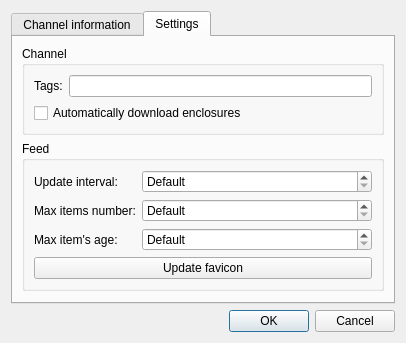
First picture: the form in src/plugins/aggregator/feedsettings.ui, repository 0xd34df00d/leechcraft, before the edit.
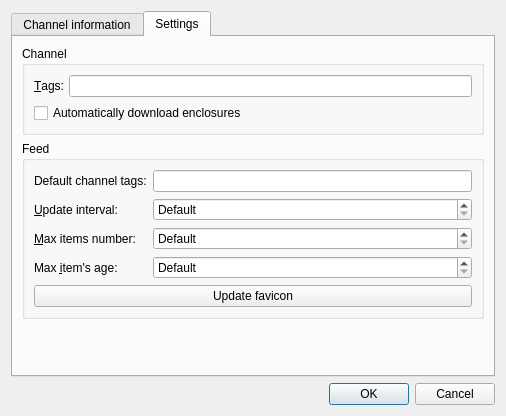
Second picture: the form after the edit. The open tabs and pages were chosen to show the change. Icons and pictures are not drawn. Custom widgets are drawn as their Qt base class.

Commit message: [Aggregator] Expose feed tags in FeedSettings

```diff
--- a/src/plugins/aggregator/feedsettings.ui
+++ b/src/plugins/aggregator/feedsettings.ui
@@ -6,8 +6,8 @@
    <rect>
     <x>0</x>
     <y>0</y>
-    <width>406</width>
-    <height>334</height>
+    <width>506</width>
+    <height>416</height>
    </rect>
   </property>
   <property name="windowTitle">
@@ -142,7 +142,7 @@
             <item row="0" column="0">
              <widget class="QLabel" name="label">
               <property name="text">
-               <string>Tags:</string>
+               <string>&amp;Tags:</string>
               </property>
               <property name="buddy">
                <cstring>ChannelTags_</cstring>
@@ -173,17 +173,17 @@
           <property name="fieldGrowthPolicy">
            <enum>QFormLayout::AllNonFixedFieldsGrow</enum>
           </property>
-          <item row="0" column="0">
+          <item row="1" column="0">
            <widget class="QLabel" name="label_3">
             <property name="text">
-             <string>Update interval:</string>
+             <string>&amp;Update interval:</string>
             </property>
             <property name="buddy">
              <cstring>UpdateInterval_</cstring>
             </property>
            </widget>
           </item>
-          <item row="0" column="1">
+          <item row="1" column="1">
            <widget class="QSpinBox" name="UpdateInterval_">
             <property name="specialValueText">
              <string>Default</string>
@@ -199,17 +199,17 @@
             </property>
            </widget>
           </item>
-          <item row="1" column="0">
+          <item row="2" column="0">
            <widget class="QLabel" name="label_6">
             <property name="text">
-             <string>Max items number:</string>
+             <string>&amp;Max items number:</string>
             </property>
             <property name="buddy">
              <cstring>NumItems_</cstring>
             </property>
            </widget>
           </item>
-          <item row="1" column="1">
+          <item row="2" column="1">
            <widget class="QSpinBox" name="NumItems_">
             <property name="specialValueText">
              <string>Default</string>
@@ -222,17 +222,17 @@
             </property>
            </widget>
           </item>
-          <item row="2" column="0">
+          <item row="3" column="0">
            <widget class="QLabel" name="label_7">
             <property name="text">
-             <string>Max item's age:</string>
+             <string>Max &amp;item's age:</string>
             </property>
             <property name="buddy">
              <cstring>ItemAge_</cstring>
             </property>
            </widget>
           </item>
-          <item row="2" column="1">
+          <item row="3" column="1">
            <widget class="QSpinBox" name="ItemAge_">
             <property name="specialValueText">
              <string>Default</string>
@@ -245,13 +245,23 @@
             </property>
            </widget>
           </item>
-          <item row="3" column="0" colspan="2">
+          <item row="4" column="0" colspan="2">
            <widget class="QPushButton" name="UpdateFavicon_">
             <property name="text">
              <string>Update favicon</string>
             </property>
            </widget>
           </item>
+          <item row="0" column="0">
+           <widget class="QLabel" name="label_10">
+            <property name="text">
+             <string>Default channel tags:</string>
+            </property>
+           </widget>
+          </item>
+          <item row="0" column="1">
+           <widget class="LeechCraft::Util::TagsLineEdit" name="FeedTags_"/>
+          </item>
          </layout>
         </widget>
        </item>
```
The commit also changes 1 other file.
